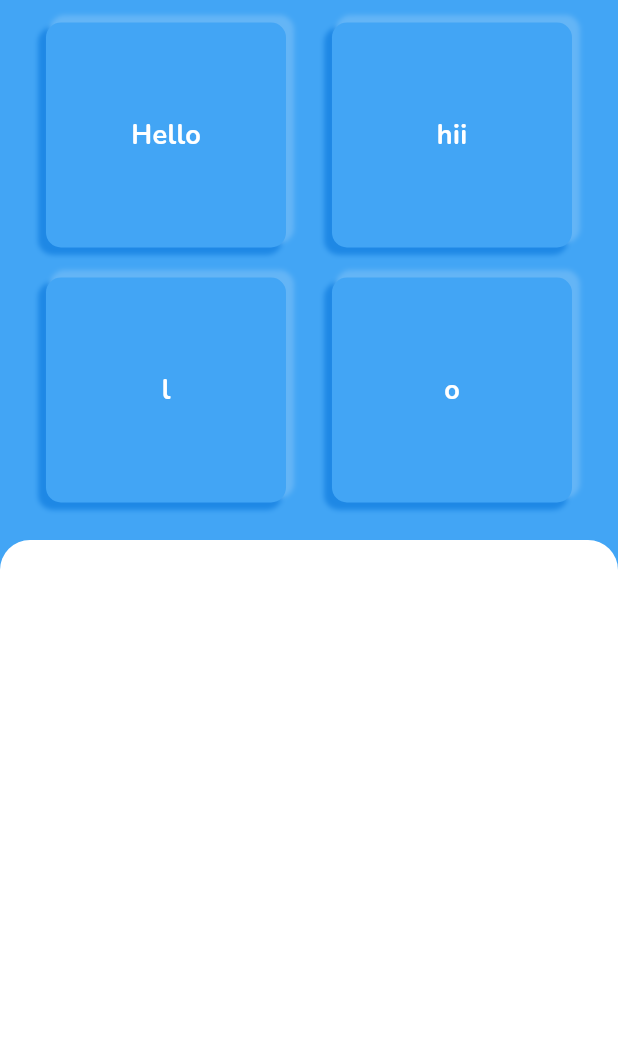
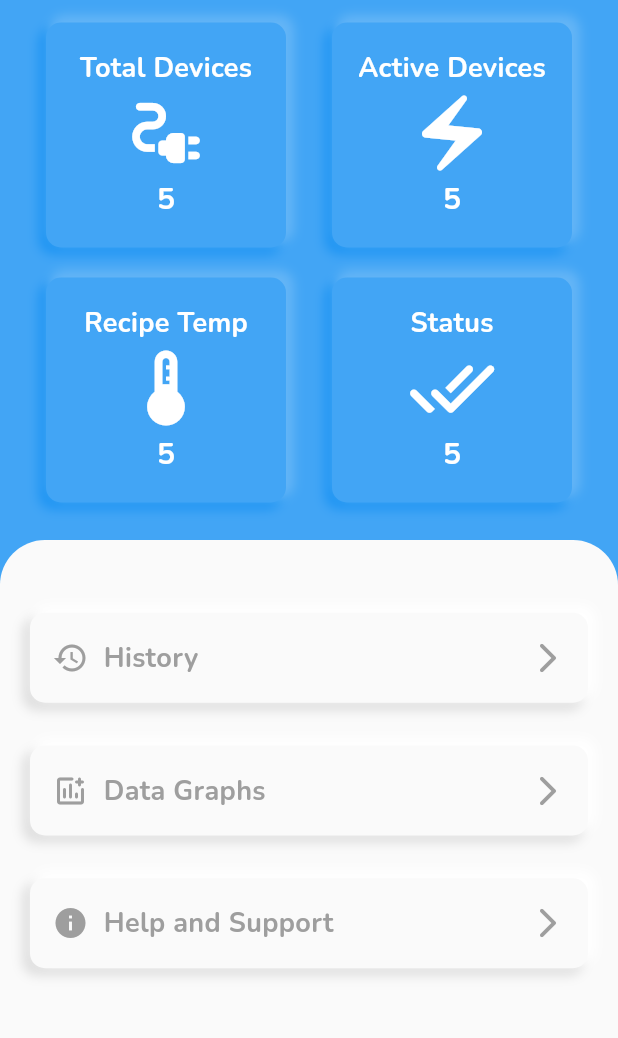
Before and after one commit to Srujankm12/skf_project, a Flutter app: the screen it shows after launch, on a phone screen of 412 x 824 dp, the part 195-1233 px from its top. Run offline on Flutter 3.47's test engine with Material 3 defaults, Android fonts, the phone set to English and light mode, and no system bars; our stand-ins replace google_fonts.

Commit message:
no issues

```diff
--- a/lib/features/home/pages/home_page.dart
+++ b/lib/features/home/pages/home_page.dart
@@ -53,8 +53,16 @@ class _HomePageState extends State<HomePage> {
             crossAxisAlignment: CrossAxisAlignment.center,
             mainAxisAlignment: MainAxisAlignment.spaceEvenly,
             children: [
-              CustomHomePageCard(title: "Hello",),
-              CustomHomePageCard(title: "hii",),
+              CustomHomePageCard(
+                title: "Total Devices",
+                icon: Icons.electrical_services_rounded,
+                iconSize: 60,
+              ),
+              CustomHomePageCard(
+                title: "Active Devices",
+                icon: Icons.electric_bolt_rounded,
+                iconSize: 60,
+              ),
             ],
           ),
           SizedBox(
@@ -64,8 +72,16 @@ class _HomePageState extends State<HomePage> {
             crossAxisAlignment: CrossAxisAlignment.center,
             mainAxisAlignment: MainAxisAlignment.spaceEvenly,
             children: [
-              CustomHomePageCard(title: "l",),
-              CustomHomePageCard(title: "o",),
+              CustomHomePageCard(
+                title: "Recipe Temp",
+                icon: Icons.thermostat,
+                iconSize: 60,
+              ),
+              CustomHomePageCard(
+                title: "Status",
+                icon: Icons.done_all_rounded,
+                iconSize: 60,
+              ),
             ],
           ),
         ],
@@ -76,19 +92,78 @@ class _HomePageState extends State<HomePage> {
   Widget _lastSection() {
     return Expanded(
       child: Container(
-        margin:const EdgeInsets.only(top: 10),
-        decoration:const  BoxDecoration(
-          color: Colors.white,
-          borderRadius: BorderRadius.only(
-            topLeft: Radius.circular(20),
-            topRight: Radius.circular(20),
+        margin: const EdgeInsets.only(top: 10),
+        decoration: BoxDecoration(
+          color: Colors.grey.shade50,
+          borderRadius: const BorderRadius.only(
+            topLeft: Radius.circular(30),
+            topRight: Radius.circular(30),
           ),
         ),
         height: MediaQuery.of(context).size.height,
         width: MediaQuery.of(context).size.width,
-        child: Column(
+        child: Padding(
+          padding: const EdgeInsets.all(20),
+          child: Column(
+            mainAxisAlignment: MainAxisAlignment.spaceEvenly,
+            children: [
+              _bottomKeys(
+                  Icons.history, "History", Icons.arrow_forward_ios_rounded),
+              _bottomKeys(Icons.add_chart_rounded, "Data Graphs",
+                  Icons.arrow_forward_ios_rounded),
+              _bottomKeys(Icons.info, "Help and Support",
+                  Icons.arrow_forward_ios_rounded)
+            ],
+          ),
+        ),
+      ),
+    );
+  }
+
+  Widget _bottomKeys(IconData leading, String title, IconData trailing) {
+    return Container(
+      width: MediaQuery.of(context).size.width,
+      height: 60,
+      decoration: BoxDecoration(
+        color: Colors.grey.shade50,
+        borderRadius: BorderRadius.circular(10),
+        boxShadow: [
+          BoxShadow(
+            color: Colors.grey.shade300,
+            offset: const Offset(-4, 4),
+            blurRadius: 5,
+            spreadRadius: 1,
+          ),
+          const BoxShadow(
+            color: Colors.white,
+            offset: Offset(4, -4),
+            blurRadius: 5,
+            spreadRadius: 1,
+          ),
+        ],
+      ),
+      child: Padding(
+        padding: const EdgeInsets.all(15),
+        child: Row(
+          mainAxisAlignment: MainAxisAlignment.spaceBetween,
           children: [
-
+            Row(
+              children: [
+                Icon(leading , color: Colors.grey,),
+                const SizedBox(
+                  width: 10,
+                ),
+                Text(
+                  title,
+                  style: GoogleFonts.nunito(
+                    color: Colors.grey,
+                    fontSize: 18,
+                    fontWeight: FontWeight.bold,
+                  ),
+                ),
+              ],
+            ),
+            Icon(trailing , color: Colors.grey,)
           ],
         ),
       ),
--- a/lib/features/home/widgets/custom_home_page_card.dart
+++ b/lib/features/home/widgets/custom_home_page_card.dart
@@ -3,7 +3,9 @@ import 'package:google_fonts/google_fonts.dart';
 
 class CustomHomePageCard extends StatelessWidget {
   final String title;
-  const CustomHomePageCard({super.key , required this.title});
+  final IconData icon;
+  final double iconSize;
+  const CustomHomePageCard({super.key, required this.title , required this.icon , required this.iconSize});
 
   @override
   Widget build(BuildContext context) {
@@ -15,25 +17,46 @@ class CustomHomePageCard extends StatelessWidget {
         color: Colors.blue.shade400,
         boxShadow: [
           BoxShadow(
-              color: Colors.blue.shade600,
-              offset:const Offset(-4, 4),
-              blurRadius: 2,
+            color: Colors.blue.shade500,
+            offset: const Offset(-4, 4),
+            blurRadius: 5,
             spreadRadius: 1,
           ),
           BoxShadow(
             color: Colors.blue.shade300,
-              offset:const Offset(4, -4),
-              blurRadius: 2,
+            offset: const Offset(4, -4),
+            blurRadius: 5,
             spreadRadius: 1,
           ),
         ],
       ),
+      child: Padding(
+        padding: const EdgeInsets.all(10.0),
         child: Center(
-        child: Text(title , style: GoogleFonts.nunito(
+          child: Column(
+            mainAxisAlignment: MainAxisAlignment.center,
+            children: [
+              Text(
+                title,
+                style: GoogleFonts.nunito(
                   color: Colors.white,
                   fontSize: 18,
+                  fontWeight: FontWeight.bold,
+                ),
+              ),
+              Icon(
+                icon,
+                size: iconSize,
+                color: Colors.white,
+              ),
+              Text("5" , style: GoogleFonts.nunito(
+                color: Colors.white,
+                fontSize: 20,
                 fontWeight: FontWeight.bold
               ),),
+            ],
+          ),
+        ),
       ),
     );
   }
```
Lines whose indentation alone changed are shown as unchanged.
